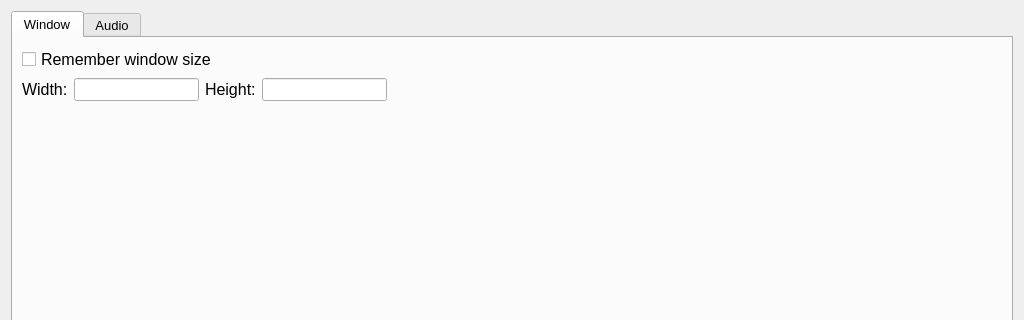
The window that src/settings.ui (brookiestein/QBitMPlayer) describes before a commit, drawn with Qt 5; both pictures show x 0 to 1024 and y 0 to 320 of the 1024 by 530 pixel window.
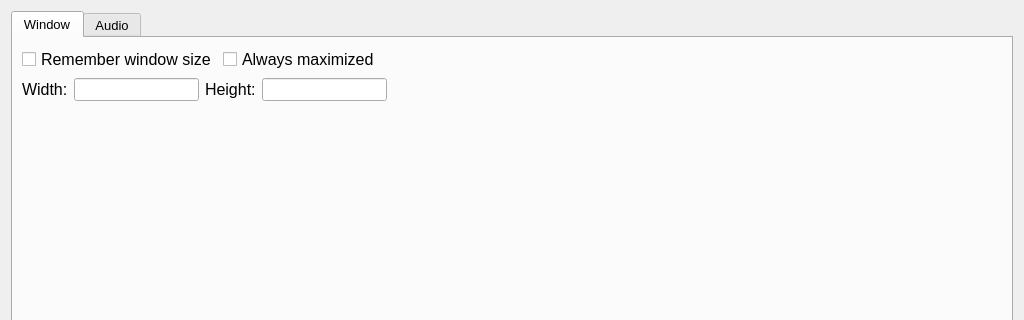
The same window after the commit. The open tabs and pages were chosen to show the change.

```diff
--- a/src/settings.ui
+++ b/src/settings.ui
@@ -70,6 +70,8 @@
        <item row="0" column="0">
         <layout class="QVBoxLayout" name="verticalLayout">
          <item>
+          <layout class="QHBoxLayout" name="horizontalLayout_6">
+           <item>
           <widget class="QCheckBox" name="rememberWindowSizeCheckBox">
            <property name="font">
             <font>
@@ -80,6 +82,33 @@
             <string>Remember window size</string>
            </property>
           </widget>
+           </item>
+           <item>
+            <widget class="QCheckBox" name="alwaysMaximizedCheckBox">
+             <property name="font">
+              <font>
+               <pointsize>12</pointsize>
+              </font>
+             </property>
+             <property name="text">
+              <string>Always maximized</string>
+             </property>
+            </widget>
+           </item>
+           <item>
+            <spacer name="horizontalSpacer_5">
+             <property name="orientation">
+              <enum>Qt::Orientation::Horizontal</enum>
+             </property>
+             <property name="sizeHint" stdset="0">
+              <size>
+               <width>40</width>
+               <height>20</height>
+              </size>
+             </property>
+            </spacer>
+           </item>
+          </layout>
          </item>
          <item>
           <layout class="QHBoxLayout" name="horizontalLayout" stretch="0,0,0,0,1">
```
Left out of the diff: 2 changed lines with no effect on the pictures. Lines whose indentation alone changed are shown as unchanged.
